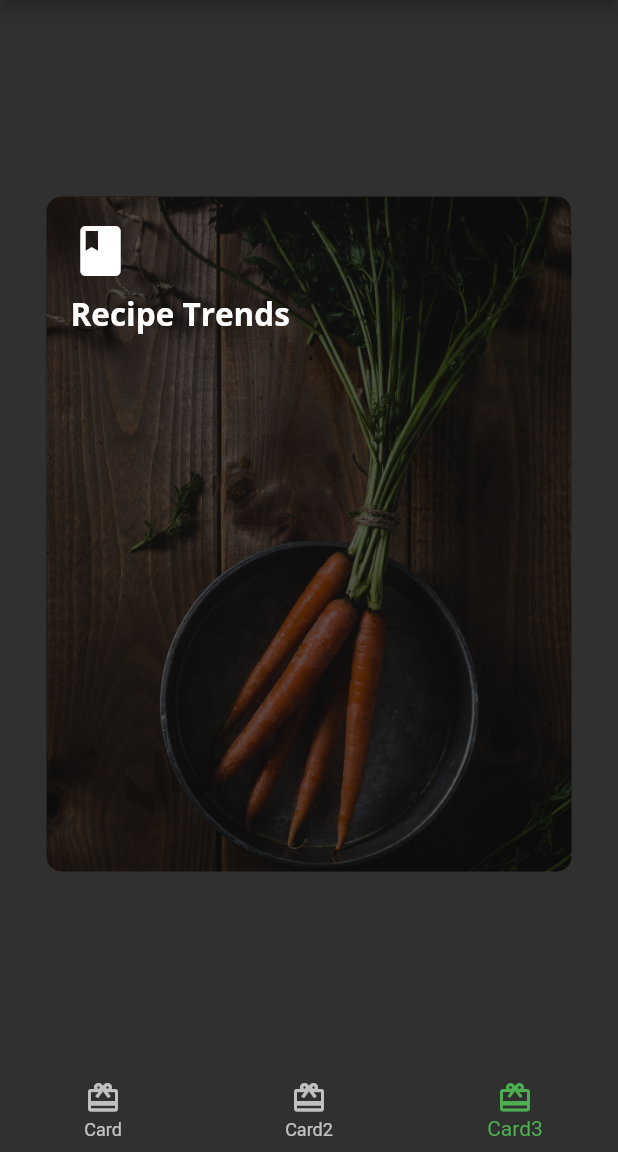
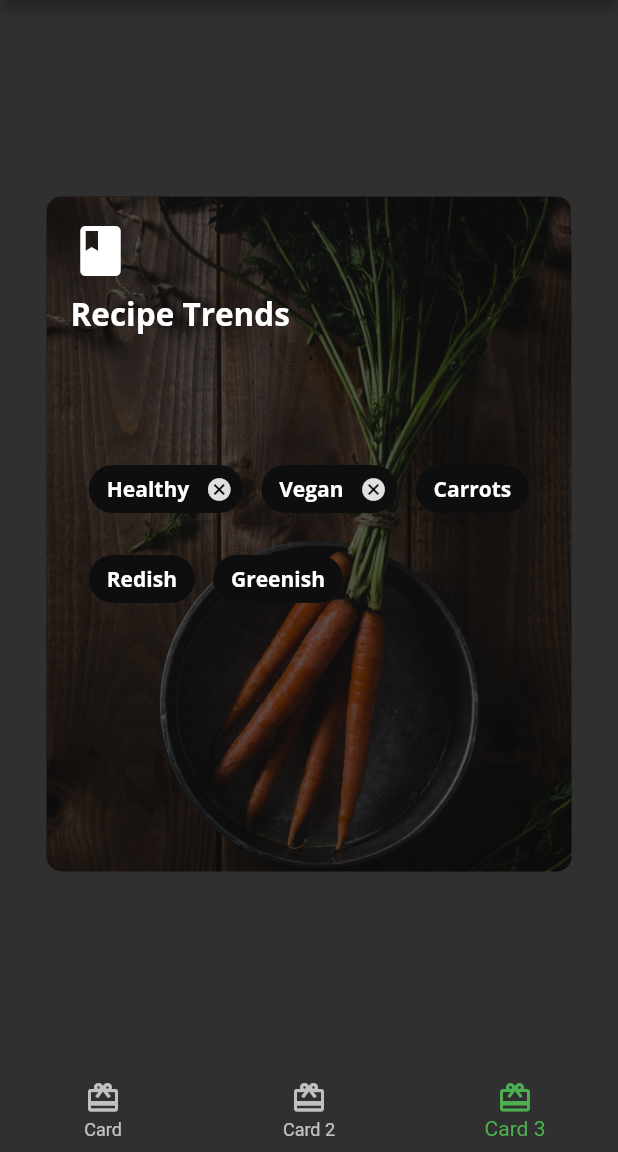
Before and after one commit to Miravicson/fooderlich, a Flutter app: the screen it shows after launch, item 3 of the bottom bar chosen, on a phone screen of 412 x 824 dp, the part 84-1236 px from its top. Run offline on Flutter 3.47's test engine with Material 2 defaults, Android fonts, the phone set to English and light mode, and no system bars; our stand-ins replace google_fonts.

Commit message:
completed card3.dart

```diff
--- a/lib/card3.dart
+++ b/lib/card3.dart
@@ -1,3 +1,5 @@
+import 'dart:developer';
+
 import 'package:flutter/material.dart';
 import 'package:fooderlich/fooderlich_theme.dart';
 
@@ -50,8 +52,58 @@ class Card3 extends StatelessWidget {
                     height: 30,
                   ),
                 ],
-                ))
-            // TODO: Add center widget with Chip widget children
+              ),
+            ),
+            Center(
+              child: Wrap(
+                alignment: WrapAlignment.start,
+                spacing: 12,
+                runSpacing: 12,
+                children: [
+                  Chip(
+                    label: Text(
+                      'Healthy',
+                      style: FooderlichTheme.darkTextTheme.bodyLarge,
+                    ),
+                    backgroundColor: Colors.black.withOpacity(0.7),
+                    onDeleted: () {
+                      log('delete');
+                    },
+                  ),
+                  Chip(
+                    label: Text(
+                      'Vegan',
+                      style: FooderlichTheme.darkTextTheme.bodyLarge,
+                    ),
+                    backgroundColor: Colors.black.withOpacity(0.7),
+                    onDeleted: () {
+                      log('delete');
+                    },
+                  ),
+                  Chip(
+                    label: Text(
+                      'Carrots',
+                      style: FooderlichTheme.darkTextTheme.bodyLarge,
+                    ),
+                    backgroundColor: Colors.black.withOpacity(0.7),
+                  ),
+                  Chip(
+                    label: Text(
+                      'Redish',
+                      style: FooderlichTheme.darkTextTheme.bodyLarge,
+                    ),
+                    backgroundColor: Colors.black.withOpacity(0.7),
+                  ),
+                  Chip(
+                    label: Text(
+                      'Greenish',
+                      style: FooderlichTheme.darkTextTheme.bodyLarge,
+                    ),
+                    backgroundColor: Colors.black.withOpacity(0.7),
+                  ),
+                ],
+              ),
+            ),
           ],
         ),
       ),
--- a/lib/home.dart
+++ b/lib/home.dart
@@ -47,11 +47,11 @@ class _HomeState extends State<Home> {
           ),
           BottomNavigationBarItem(
             icon: Icon(Icons.card_giftcard),
-            label: 'Card2',
+            label: 'Card 2',
           ),
           BottomNavigationBarItem(
             icon: Icon(Icons.card_giftcard),
-            label: 'Card3',
+            label: 'Card 3',
           ),
         ],
       ),
```
Lines whose indentation alone changed are shown as unchanged.
